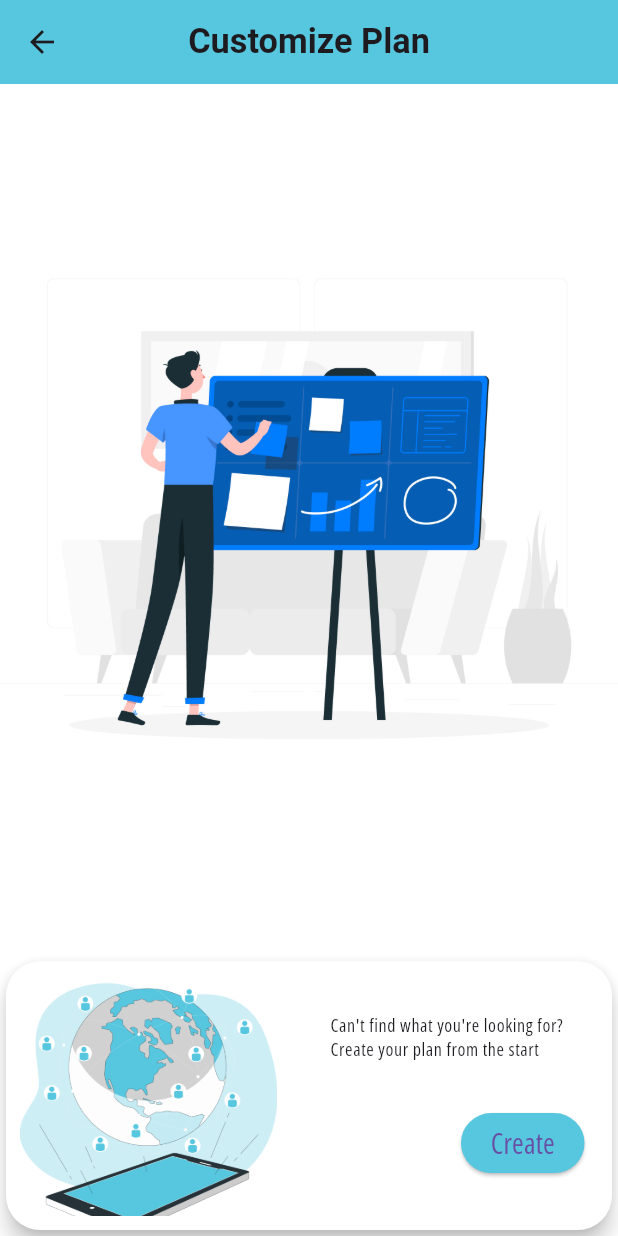
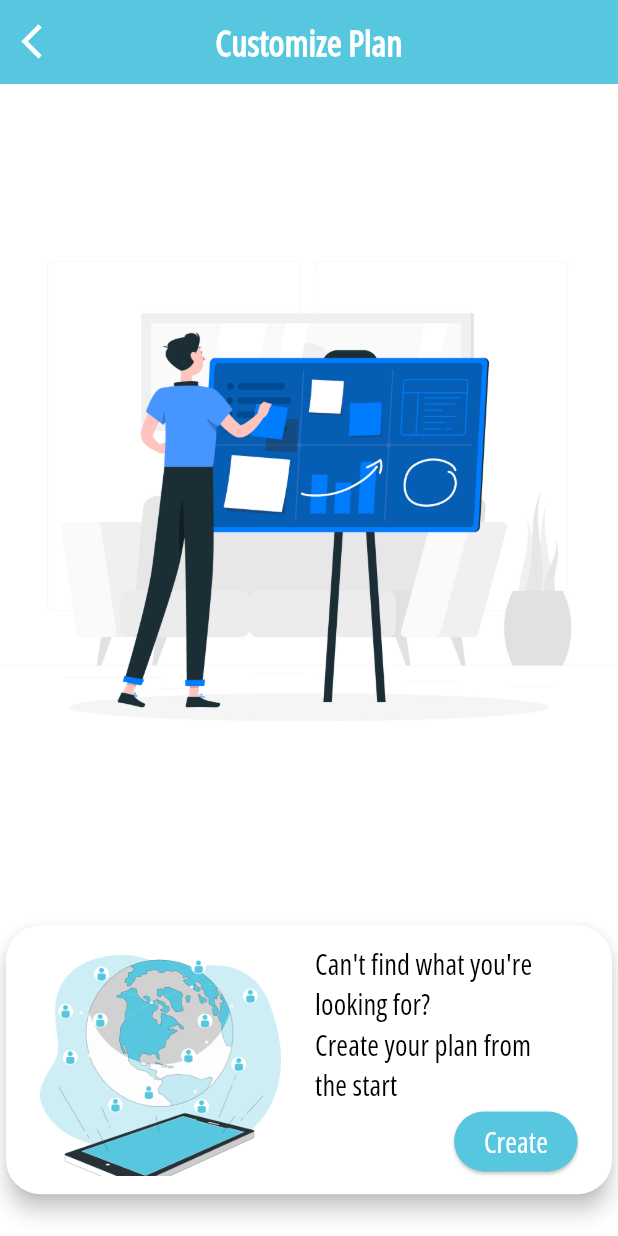
Before and after one commit to HusseinMohamed99/TRIPSO, a Flutter app: the CreateCustomizePlan screen opened by its route, after a tap on "Create", on a phone screen of 412 x 824 dp. Run offline on Flutter 3.47's test engine with Material 3 defaults, Android fonts, the phone set to English and light mode, and no system bars; our stand-ins replace cached_network_image, carousel_slider, cloud_firestore, firebase_auth, firebase_core, firebase_storage and 15 more; missing offline and left inert: firebase_app_check; accounts and stored records are empty; generated files the repository leaves out were written again.

Commit message:
Refactor CreateCustomizePlan widget and update imports for better organization

```diff
--- a/lib/core/helpers/export_manager/export_manager.dart
+++ b/lib/core/helpers/export_manager/export_manager.dart
@@ -36,7 +36,6 @@ import 'package:tripso/shared/cubit/tripsoCubit/tripso_state.dart';
 import '../../../features/Auth/forget_password/logic/forget_password_state.dart';
 import '../../../features/cities/logic/cities_state.dart';
 import '../../../features/historical_city/view/historical_city.dart';
-import '../../../features/plans/create_customize_plan.dart';
 import '../../../features/search/search_screen.dart';
 import '../../../model/best_plan_model.dart';
 import '../../../model/city_model.dart';
@@ -46,7 +45,6 @@ import '../../../model/wishlist_model.dart';
 import '../../../shared/adaptive/indicator.dart';
 import '../../../shared/components/layer.dart';
 import '../../../shared/components/log_out.dart';
-import '../../../shared/components/navigator.dart';
 import '../../../shared/components/search_bar.dart';
 import '../../../shared/components/speak.dart';
 import '../../../shared/widget/plans_item.dart';
@@ -57,6 +55,7 @@ part '../../../features/cities/view/destination_cities_screen.dart';
 part '../../../features/cities/widget/grid_city_items.dart';
 part '../../../features/explore/widgets/city_info_widget.dart';
 part '../../../features/explore/widgets/grid_item.dart';
+part '../../../features/historical_city/widgets/city_and_country_title.dart';
 part '../../networking/cache_helper/shared_pref_helper.dart';
 part './../../../features/Auth/forget_password/logic/forget_password_cubit.dart';
 part './../../../features/Auth/forget_password/view/forget_password_screen.dart';
@@ -79,14 +78,15 @@ part './../../../features/explore/widgets/build_title_section.dart';
 part './../../../features/explore/widgets/explore_destination_item.dart';
 part './../../../features/explore/widgets/popular_sights_widget.dart';
 part './../../../features/explore/widgets/top_plans_widget.dart';
-part './../../../features/historical_city/widgets/city_and_cournty_title.dart';
 part './../../../features/historical_city/widgets/custom_arrow_back.dart';
+part './../../../features/historical_city/widgets/custom_audio_speaking.dart';
 part './../../../features/historical_city/widgets/historical_city_description.dart';
 part './../../../features/on_boarding/controllers/navigation.dart';
 part './../../../features/on_boarding/on_boarding_screen.dart';
 part './../../../features/on_boarding/widgets/build_action_buttons.dart';
 part './../../../features/on_boarding/widgets/build_styled_text.dart';
 part './../../../features/on_boarding/widgets/build_welcome_text.dart';
+part './../../../features/plans/create_customize_plan.dart';
 part './../../../layout/layout.dart';
 part './../../../shared/cubit/tripsoCubit/tripso_cubit.dart';
 part './../../../tripso_app.dart';
@@ -114,5 +114,3 @@ part './../value_manager/margin_helper.dart';
 part './../value_manager/padding_helper.dart';
 part './../value_manager/size_helper.dart';
 part './../widgets/custom_cached_network_image.dart';
-
-part './../../../features/historical_city/widgets/custom_audio_speaking.dart';
--- a/lib/features/historical_city/widgets/custom_arrow_back.dart
+++ b/lib/features/historical_city/widgets/custom_arrow_back.dart
@@ -22,7 +22,7 @@ class CustomArrowBack extends StatelessWidget {
           await flutterTts.pause();
         },
         icon: Icon(
-          Icons.arrow_back,
+          Icons.arrow_back_ios,
           color: ColorsManager.whiteColor,
           size: 24.sp,
         ),
--- a/lib/features/plans/create_customize_plan.dart
+++ b/lib/features/plans/create_customize_plan.dart
@@ -1,40 +1,68 @@
-import 'package:flutter/material.dart';
-import 'package:flutter_screenutil/flutter_screenutil.dart';
-import 'package:google_fonts/google_fonts.dart';
-import 'package:tripso/core/helpers/export_manager/export_manager.dart';
-import 'package:tripso/core/styles/asset_path.dart';
-import 'package:tripso/features/plans/select_date_screen.dart';
-import 'package:tripso/shared/components/sized_box.dart';
+part of './../../core/helpers/export_manager/export_manager.dart';
 
 class CreateCustomizePlan extends StatelessWidget {
   const CreateCustomizePlan({super.key});
 
   @override
   Widget build(BuildContext context) {
-    return SafeArea(
-      child: Scaffold(
+    return Scaffold(
       appBar: AppBar(
         backgroundColor: ColorsManager.primaryColor,
+        leading: IconButton(
+          icon: Icon(
+            size: 24.sp,
+            Icons.arrow_back_ios,
+            color: ColorsManager.whiteColor,
+          ),
+          onPressed: () {
+            context.pop();
+          },
+        ),
         title: Text(
           'Customize Plan',
-            style: GoogleFonts.roboto(
-              fontSize: 20.sp,
-              fontWeight: FontWeight.w600,
+          style: context.titleMedium?.copyWith(
+            fontWeight:
+                FontWeightHelper.semiBold, // Slightly heavier font weight
+            color: ColorsManager.whiteColor,
           ),
         ),
         centerTitle: true,
       ),
       body: Column(
         children: [
-            Expanded(child: Image.asset(AssetPath.plan)),
+          Expanded(
+            child: Image.asset(
+              AssetPath.plan,
+            ),
+          ),
           Card(
             elevation: 6,
             color: ColorsManager.whiteColor,
             shape: RoundedRectangleBorder(
               borderRadius: BorderRadius.circular(20).r,
             ),
-              child: Container(
-                padding: const EdgeInsets.all(8.0).r,
+            child: CustomCard(),
+          ).onlyPadding(
+            bottomPadding: 20,
+          ),
+        ],
+      ),
+    );
+  }
+}
+
+class CustomCard extends StatelessWidget {
+  const CustomCard({
+    super.key,
+  });
+
+  @override
+  Widget build(BuildContext context) {
+    return Container(
+      padding: EdgeInsets.symmetric(
+        horizontal: 20.w,
+        vertical: 10.h,
+      ),
       clipBehavior: Clip.antiAliasWithSaveLayer,
       alignment: Alignment.center,
       width: double.infinity,
@@ -47,43 +75,43 @@ class CreateCustomizePlan extends StatelessWidget {
         children: [
           Image.asset(
             'assets/images/Group 66.png',
-                      width: 150.w,
+            width: 140.w,
             height: 200.h,
             fit: BoxFit.cover,
           ),
-                    Space(height: 0, width: 20.w),
+          Space(height: 0, width: 20),
           Expanded(
-                        child: Padding(
-                      padding: const EdgeInsets.all(8.0).r,
               child: Column(
             crossAxisAlignment: CrossAxisAlignment.end,
             mainAxisAlignment: MainAxisAlignment.spaceAround,
             children: [
               Text(
-                            'Can\'t find what you\'re looking for? Create your plan from the start',
-                            maxLines: 3,
-                            style: Theme.of(context).textTheme.bodySmall,
+                'Can\'t find what you\'re looking for?\nCreate your plan from\nthe start',
+                maxLines: 4,
+                style: context.labelLarge?.copyWith(
+                  color: ColorsManager.blackPrimary,
+                ),
               ),
               ElevatedButton(
                 style: ElevatedButton.styleFrom(
                   backgroundColor: ColorsManager.primaryColor,
                 ),
                 onPressed: () {
-                                Navigator.pushNamed(
-                                  context,
-                                  SelectDateScreen.routeName,
-                                );
+                  // Navigator.pushNamed(
+                  //   context,
+                  //   SelectDateScreen.routeName,
+                  // );
                 },
-                              child: const Text('Create'))
+                child: Text(
+                  'Create',
+                  style: context.labelLarge?.copyWith(
+                    color: ColorsManager.whiteColor,
+                  ),
+                ),
+              )
             ],
-                      ),
           ))
         ],
-                ),
-              ),
-            ),
-          ],
-        ),
       ),
     );
   }
```
Also changed, not shown: lib/features/historical_city/widgets/city_and_country_title.dart (renamed from lib/features/historical_city/widgets/city_and_cournty_title.dart). Lines whose indentation alone changed are shown as unchanged.
